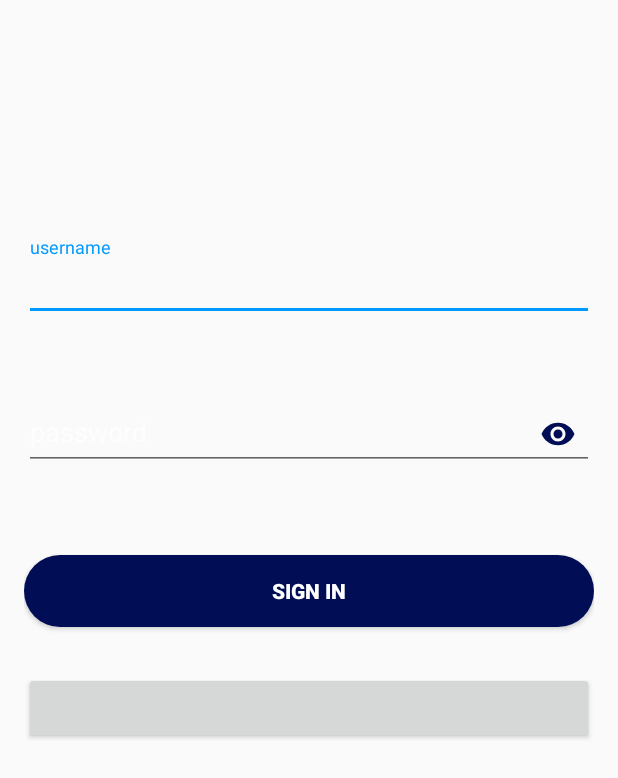
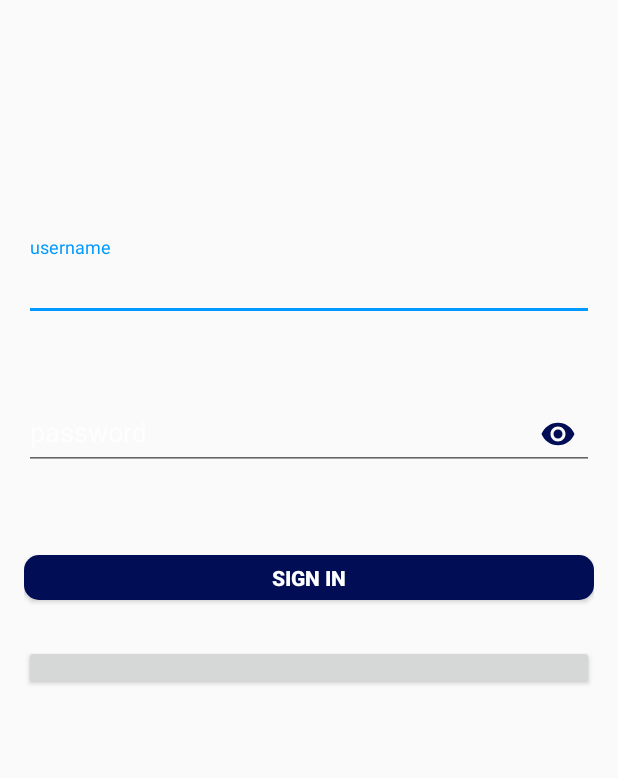
Before and after one commit to rvsrafael/Profeta, an Android app: the screen it shows after launch (SignInActivity), on a phone screen of 412 x 824 dp. Shown: the top 778 px of the screen. Run offline under Robolectric (Android 15) with nearby library versions, the phone set to English and light mode, and no system bars; our stand-ins replace ButterKnife; libraries missing offline, so code that uses them is left out: com.crashlytics.android, com.facebook, com.facebook.login, com.facebook.stetho, com.orhanobut.hawk and 1 more; plain views replace LoginButton; 8 statements that could not run were skipped.

Commit message:
ajuste de layout - splash - signin

```diff
--- a/app/src/main/res/drawable/primary_pressed_rounded_button.xml
+++ b/app/src/main/res/drawable/primary_pressed_rounded_button.xml
@@ -1,6 +1,6 @@
 <?xml version="1.0" encoding="utf-8"?>
 <shape xmlns:android="http://schemas.android.com/apk/res/android"
     android:shape="rectangle">
-    <corners android:radius="100dp" />
+    <corners android:radius="10dp" />
     <solid android:color="@color/colorPrimary" />
 </shape>
--- a/app/src/main/res/drawable/primary_ring_rounded_button.xml
+++ b/app/src/main/res/drawable/primary_ring_rounded_button.xml
@@ -1,6 +1,6 @@
 <?xml version="1.0" encoding="utf-8"?>
 <shape xmlns:android="http://schemas.android.com/apk/res/android"
     android:shape="rectangle">
-    <corners android:radius="100dp" />
+    <corners android:radius="10dp" />
     <stroke android:width="1dp" android:color="@color/backgroundSignin" />
 </shape>
--- a/app/src/main/res/drawable/primary_rounded_button.xml
+++ b/app/src/main/res/drawable/primary_rounded_button.xml
@@ -1,6 +1,6 @@
 <?xml version="1.0" encoding="utf-8"?>
 <shape xmlns:android="http://schemas.android.com/apk/res/android"
     android:shape="rectangle">
-    <corners android:radius="100dp" />
+    <corners android:radius="10dp" />
     <solid android:color="@color/backgroundSignin" />
 </shape>
--- a/app/src/main/res/layout/activity_signin.xml
+++ b/app/src/main/res/layout/activity_signin.xml
@@ -82,7 +82,8 @@
                     android:id="@+id/button_signin"
                     style="@style/AppTheme.Button.SignIn"
                     android:layout_width="match_parent"
-                    android:layout_height="wrap_content"
+                    android:layout_height="30dp"
+                    android:layout_gravity="center_horizontal"
                     android:layout_marginTop="16dp"
                     android:text="@string/button_sign_in"
                     android:textStyle="bold" />
@@ -90,11 +91,11 @@
                 <com.facebook.login.widget.LoginButton
                     android:id="@+id/login_button"
                     android:layout_width="match_parent"
-                    android:layout_height="wrap_content"
+                    android:layout_height="30dp"
                     android:layout_gravity="center_horizontal"
                     android:layout_marginTop="30dp"
                     android:layout_marginBottom="30dp"
-                    android:layout_weight="0.20" />
+                    android:layout_weight="0.13" />
 
             </LinearLayout>
 
--- a/app/src/main/res/layout/activity_splash.xml
+++ b/app/src/main/res/layout/activity_splash.xml
@@ -2,9 +2,9 @@
 <android.support.constraint.ConstraintLayout xmlns:android="http://schemas.android.com/apk/res/android"
     xmlns:app="http://schemas.android.com/apk/res-auto"
     xmlns:tools="http://schemas.android.com/tools"
+    android:background="@drawable/background_splash_profeta"
     android:layout_width="match_parent"
     android:layout_height="match_parent"
-    android:background="@color/white"
     tools:context="com.profetadabola.launch.SplashActivity">
 
     <ImageView
```
Also changed, not shown: app/src/main/ic_launcher_round-web.png (added), app/src/main/res/drawable/background_signin.png (deleted), app/src/main/res/drawable/background_splash_profeta.png (added), app/src/main/res/drawable/img_splash_profeta.jpg (deleted), app/src/main/res/mipmap-hdpi/ic_launcher.png, app/src/main/res/mipmap-hdpi/ic_launcher_round.png, app/src/main/res/mipmap-mdpi/ic_launcher.png, app/src/main/res/mipmap-mdpi/ic_launcher_round.png, app/src/main/res/mipmap-xhdpi/ic_launcher.png, app/src/main/res/mipmap-xhdpi/ic_launcher_round.png, app/src/main/res/mipmap-xxhdpi/ic_launcher.png, app/src/main/res/mipmap-xxhdpi/ic_launcher_round.png, app/src/main/res/mipmap-xxxhdpi/ic_launcher.png, app/src/main/res/mipmap-xxxhdpi/ic_launcher_round.png.
